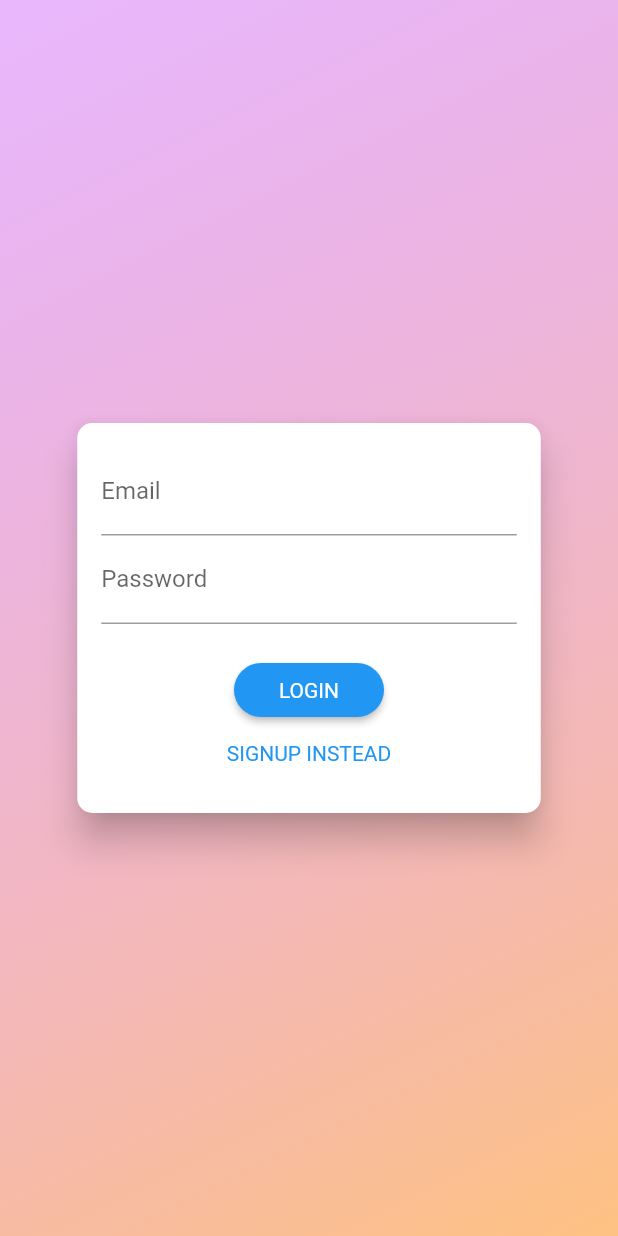
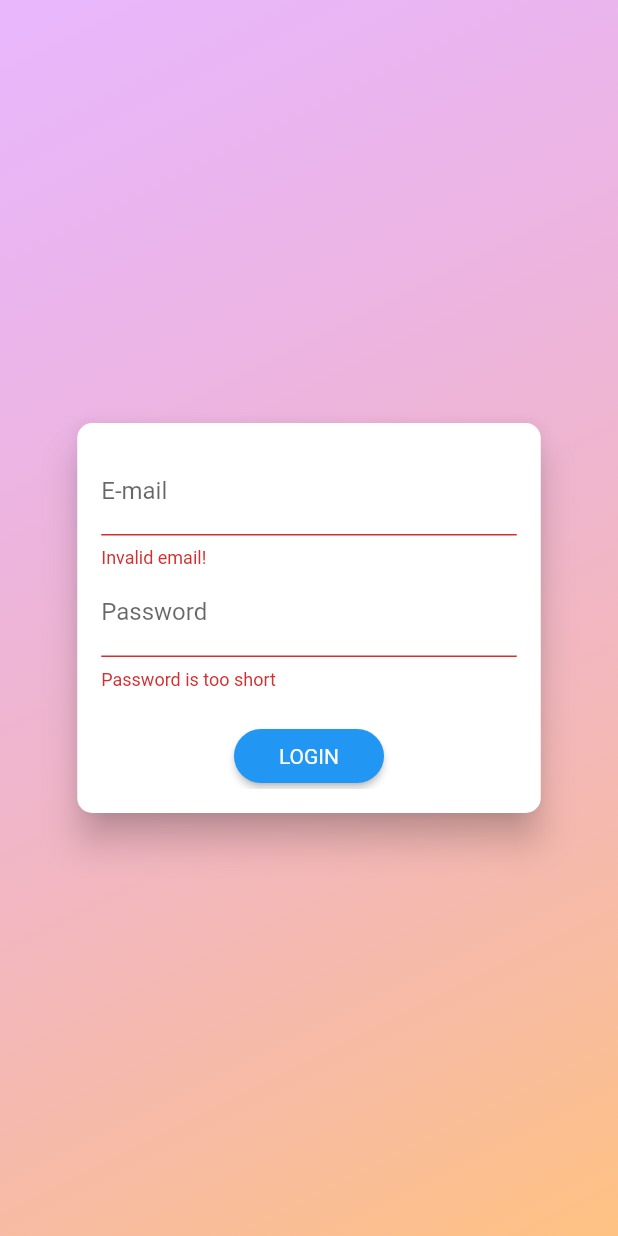
Before and after one commit to Yoseph-Gebeyehu/TelegramClone, a Flutter app: the screen it shows after launch, after a tap on "LOGIN", on a phone screen of 412 x 824 dp. Run offline on Flutter 3.47's test engine with Material 2 defaults, Android fonts, the light colour scheme and no system bars.

Commit message:
Two things are added.First the http package is added. Secnodly the sign up functionality is successfully added.

```diff
--- /dev/null
+++ b/telegram_app_clone/lib/Model/auth_provider.dart
@@ -0,0 +1,23 @@
+import 'package:flutter/cupertino.dart';
+import 'dart:convert';
+import 'package:http/http.dart' as http;
+
+class AuthProvider with ChangeNotifier {
+  late String _token;
+  late DateTime _expiryDate;
+  late String _userId;
+
+  Future<void> signUp(String email, String password) async {
+    const url =
+        'https://identitytoolkit.googleapis.com/v1/accounts:signUp?key=AIzaSyAQwHwSbnpdDQ_ZlI38T7nQLsGi_EieX7s';
+    final response = await http.post(
+      url,
+      body: json.encode({
+        'email': email,
+        'password': password,
+        'returnSecureToken': true,
+      }),
+    );
+    print(json.decode(response.body));
+  }
+}
--- a/telegram_app_clone/lib/Screen/add_a_friend.dart
+++ b/telegram_app_clone/lib/Screen/add_a_friend.dart
@@ -94,7 +94,7 @@
                 showDialog(
                     context: context,
                     builder: (_) {
-                      return const CountryName();
+                      return  CountryName();
                     });
               },
               child: const Padding(
--- a/telegram_app_clone/lib/Screen/auth_screen.dart
+++ b/telegram_app_clone/lib/Screen/auth_screen.dart
@@ -1,10 +1,14 @@
 import 'package:flutter/material.dart';
+import 'package:provider/provider.dart';
+
 import 'package:telegram_app_clone/Screen/telegram_main.dart';
+
+import '../Model/auth_provider.dart';
 
 enum AuthMode { Signup, Login }
 
 class AuthenticationScreen extends StatefulWidget {
-  const AuthenticationScreen({Key? key}) : super(key: key);
+  // const AuthenticationScreen({Key? key}) : super(key: key);
   static const routeName = '/authentication-screen';
   @override
   State<AuthenticationScreen> createState() => _AuthenticationScreenState();
@@ -13,7 +17,7 @@
 class _AuthenticationScreenState extends State<AuthenticationScreen> {
   final GlobalKey<FormState> _formKey = GlobalKey();
   AuthMode _authMode = AuthMode.Login;
-  final Map<String, String> _authData = {
+  Map<String, String> _authData = {
     'email': '',
     'password': '',
   };
@@ -21,7 +25,7 @@
   final _passwordController = TextEditingController();
   final _emailController = TextEditingController();
 
-  void _submit() {
+  Future<void> _submit() async {
     if (!_formKey.currentState!.validate()) {
       return;
     }
@@ -30,7 +34,12 @@
       _isLoading = true;
     });
     if (_authMode == AuthMode.Login) {
-    } else {}
+    } else {
+      await Provider.of<AuthProvider>(context, listen: false).signUp(
+        _authData['email']!,
+        _authData['password']!,
+      );
+    }
     setState(() {
       _isLoading = false;
     });
@@ -83,12 +92,12 @@
                   child: Column(
                     children: <Widget>[
                       TextFormField(
-                        decoration: const InputDecoration(labelText: 'Email'),
+                        decoration: const InputDecoration(labelText: 'E-mail'),
                         keyboardType: TextInputType.emailAddress,
                         controller: _emailController,
                         validator: (value) {
-                          if (value!.isEmpty || !value.contains('@')) {
-                            return 'Invalid email';
+                          if (value!.isEmpty || !value.contains('@gmail.com')) {
+                            return 'Invalid email!';
                           }
                           return null;
                         },
@@ -131,12 +140,7 @@
                         const CircularProgressIndicator()
                       else
                         ElevatedButton(
-                          onPressed: () =>
-                              _passwordController.text == '12345678' &&
-                                      _emailController.text == 'jossy@gmail.com'
-                                  ? Navigator.of(context)
-                                      .pushNamed(TelegramMain.routeName)
-                                  : null,
+                          onPressed: _submit,
                           style: ElevatedButton.styleFrom(
                             shape: RoundedRectangleBorder(
                               borderRadius: BorderRadius.circular(20),
--- a/telegram_app_clone/lib/Screen/editng_screen.dart
+++ b/telegram_app_clone/lib/Screen/editng_screen.dart
@@ -2,7 +2,7 @@
 import 'package:telegram_app_clone/Screen/add_a_friend.dart';
 
 class EditingScreen extends StatelessWidget {
-  const EditingScreen({Key? key}) : super(key: key);
+  // const EditingScreen({Key? key}) : super(key: key);
   static const routeName = '/editing-screen';
   @override
   Widget build(BuildContext context) {
--- a/telegram_app_clone/lib/Screen/telegram_drawer.dart
+++ b/telegram_app_clone/lib/Screen/telegram_drawer.dart
@@ -1,7 +1,7 @@
 import 'package:flutter/material.dart';
 
 class TelegramDrawer extends StatelessWidget {
-  const TelegramDrawer({Key? key}) : super(key: key);
+  // const TelegramDrawer({Key? key}) : super(key: key);
 
   @override
   Widget build(BuildContext context) {
--- a/telegram_app_clone/lib/Screen/telegram_main.dart
+++ b/telegram_app_clone/lib/Screen/telegram_main.dart
@@ -8,7 +8,7 @@
 import 'telegram_drawer.dart';
 
 class TelegramMain extends StatefulWidget {
-  const TelegramMain({Key? key}) : super(key: key);
+  // const TelegramMain({Key? key}) : super(key: key);
   static const routeName = '/telegram-main';
   @override
   State<TelegramMain> createState() => _TelegramMainState();
@@ -25,7 +25,7 @@
         drawer: Drawer(
           elevation: 10,
           width: MediaQuery.of(context).size.width * 0.75,
-          child: const TelegramDrawer(),
+          child:  TelegramDrawer(),
         ),
         body: NestedScrollView(
           headerSliverBuilder: ((context, innerBoxIsScrolled) => [
--- a/telegram_app_clone/lib/Widgets/country_name.dart
+++ b/telegram_app_clone/lib/Widgets/country_name.dart
@@ -1,7 +1,7 @@
 import 'package:flutter/material.dart';
 
 class CountryName extends StatelessWidget {
-  const CountryName({Key? key}) : super(key: key);
+  // const CountryName({Key? key}) : super(key: key);
 
   @override
   Widget build(BuildContext context) {
--- a/telegram_app_clone/lib/main.dart
+++ b/telegram_app_clone/lib/main.dart
@@ -1,5 +1,6 @@
 import 'package:flutter/material.dart';
 import 'package:provider/provider.dart';
+import 'package:telegram_app_clone/Model/auth_provider.dart';
 import 'package:telegram_app_clone/Model/telegram.dart';
 import 'package:telegram_app_clone/Screen/add_a_friend.dart';
 import 'package:telegram_app_clone/Screen/auth_screen.dart';
@@ -10,16 +11,19 @@
 import 'Screen/telegram_main.dart';
 
 void main() {
-  runApp(const TelegramHome());
+  runApp( TelegramHome());
 }
 
 class TelegramHome extends StatelessWidget {
-  const TelegramHome({Key? key}) : super(key: key);
+  // const TelegramHome({Key? key}) : super(key: key);
 
   @override
   Widget build(BuildContext context) {
     return MultiProvider(
       providers: [
+        ChangeNotifierProvider.value(
+          value: AuthProvider(),
+        ),
         ChangeNotifierProvider.value(
           value: TelegramProvider(),
         ),
@@ -41,10 +45,10 @@
               bodyMedium: TextStyle(fontSize: 12),
             ),
             iconTheme: const IconThemeData(size: 23)),
-        home: const AuthenticationScreen(),
+        home:  AuthenticationScreen(),
         routes: {
           TelegramBody.routeName: (context) => TelegramBody(),
-          EditingScreen.routeName: (context) => const EditingScreen(),
+          EditingScreen.routeName: (context) =>  EditingScreen(),
           AddFriendScreen.routeName: (context) => AddFriendScreen(),
           TelegramMain.routeName: (context) => TelegramMain(),
         },
--- a/telegram_app_clone/pubspec.yaml
+++ b/telegram_app_clone/pubspec.yaml
@@ -43,6 +43,8 @@
     sdk: flutter
   provider: ^6.0.3
   intl: ^0.17.0
+  http: 0.12.2
+
 
   # The "flutter_lints" package below contains a set of recommended lints to
   # encourage good coding practices. The lint set provided by the package is
```
Also changed, not shown: telegram_app_clone/pubspec.lock, 1 other file.
